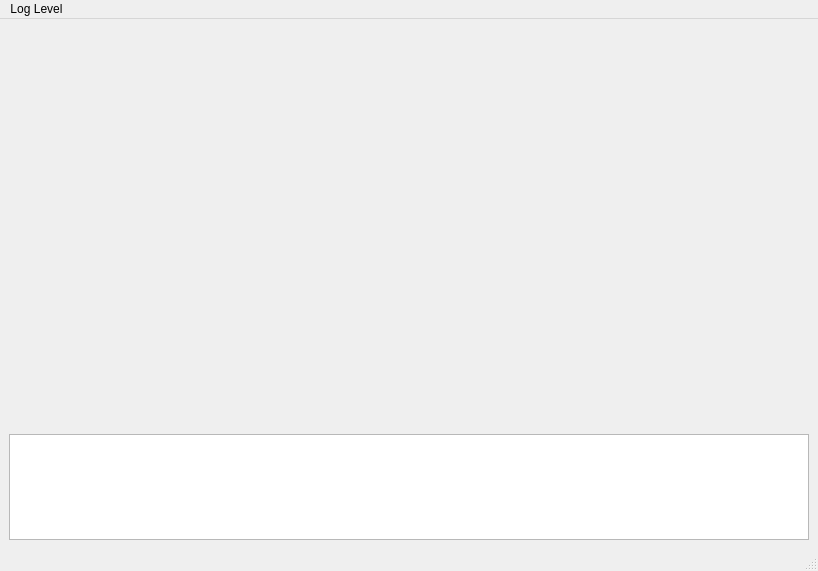
This is qtgui/ui/MainWindow.ui in dev-chip/fever-monitor as Qt 5 draws it before an edit. The edited form follows.
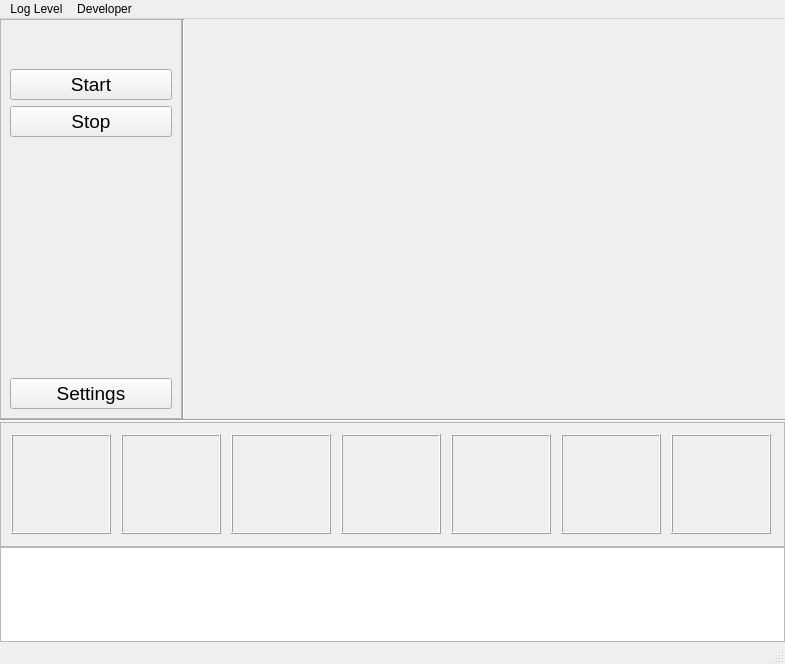
This is the edited form.

What changed in the file:
```diff
--- a/qtgui/ui/MainWindow.ui
+++ b/qtgui/ui/MainWindow.ui
@@ -6,8 +6,8 @@
    <rect>
     <x>0</x>
     <y>0</y>
-    <width>818</width>
-    <height>571</height>
+    <width>785</width>
+    <height>664</height>
    </rect>
   </property>
   <property name="windowTitle">
@@ -15,44 +15,331 @@
   </property>
   <widget class="QWidget" name="centralwidget">
    <layout class="QVBoxLayout" name="verticalLayout">
+    <property name="spacing">
+     <number>0</number>
+    </property>
     <property name="sizeConstraint">
      <enum>QLayout::SetMinimumSize</enum>
     </property>
+    <property name="leftMargin">
+     <number>0</number>
+    </property>
+    <property name="topMargin">
+     <number>0</number>
+    </property>
+    <property name="rightMargin">
+     <number>0</number>
+    </property>
+    <property name="bottomMargin">
+     <number>0</number>
+    </property>
     <item>
-     <widget class="QLabel" name="label_thermal_stream">
-      <property name="minimumSize">
-       <size>
-        <width>800</width>
-        <height>400</height>
-       </size>
-      </property>
-      <property name="text">
-       <string/>
-      </property>
-     </widget>
+     <layout class="QHBoxLayout" name="horizontalLayout">
+      <item>
+       <widget class="QFrame" name="frame">
+        <property name="minimumSize">
+         <size>
+          <width>150</width>
+          <height>400</height>
+         </size>
+        </property>
+        <property name="frameShape">
+         <enum>QFrame::StyledPanel</enum>
+        </property>
+        <property name="frameShadow">
+         <enum>QFrame::Raised</enum>
+        </property>
+        <layout class="QVBoxLayout" name="verticalLayout_2">
+         <item>
+          <spacer name="verticalSpacer_2">
+           <property name="orientation">
+            <enum>Qt::Vertical</enum>
+           </property>
+           <property name="sizeType">
+            <enum>QSizePolicy::Fixed</enum>
+           </property>
+           <property name="sizeHint" stdset="0">
+            <size>
+             <width>20</width>
+             <height>40</height>
+            </size>
+           </property>
+          </spacer>
+         </item>
+         <item>
+          <widget class="QPushButton" name="pushButton_start">
+           <property name="font">
+            <font>
+             <pointsize>14</pointsize>
+            </font>
+           </property>
+           <property name="text">
+            <string>Start</string>
+           </property>
+          </widget>
+         </item>
+         <item>
+          <widget class="QPushButton" name="pushButton_stop">
+           <property name="font">
+            <font>
+             <pointsize>14</pointsize>
+            </font>
+           </property>
+           <property name="text">
+            <string>Stop</string>
+           </property>
+          </widget>
+         </item>
+         <item>
+          <spacer name="verticalSpacer">
+           <property name="orientation">
+            <enum>Qt::Vertical</enum>
+           </property>
+           <property name="sizeHint" stdset="0">
+            <size>
+             <width>20</width>
+             <height>40</height>
+            </size>
+           </property>
+          </spacer>
+         </item>
+         <item>
+          <widget class="QPushButton" name="pushButton_stop_2">
+           <property name="font">
+            <font>
+             <pointsize>14</pointsize>
+            </font>
+           </property>
+           <property name="text">
+            <string>Settings</string>
+           </property>
+          </widget>
+         </item>
+        </layout>
+       </widget>
+      </item>
+      <item>
+       <widget class="Line" name="line">
+        <property name="orientation">
+         <enum>Qt::Vertical</enum>
+        </property>
+       </widget>
+      </item>
+      <item>
+       <widget class="QLabel" name="label_thermal_stream">
+        <property name="minimumSize">
+         <size>
+          <width>600</width>
+          <height>400</height>
+         </size>
+        </property>
+        <property name="text">
+         <string/>
+        </property>
+       </widget>
+      </item>
+     </layout>
     </item>
     <item>
-     <spacer name="verticalSpacer_3">
+     <widget class="Line" name="line_2">
       <property name="orientation">
-       <enum>Qt::Vertical</enum>
+       <enum>Qt::Horizontal</enum>
       </property>
-      <property name="sizeType">
-       <enum>QSizePolicy::Expanding</enum>
-      </property>
-      <property name="sizeHint" stdset="0">
+     </widget>
+    </item>
+    <item>
+     <widget class="QFrame" name="frame_2">
+      <property name="minimumSize">
        <size>
-        <width>20</width>
-        <height>30</height>
+        <width>300</width>
+        <height>125</height>
        </size>
       </property>
-     </spacer>
+      <property name="frameShape">
+       <enum>QFrame::StyledPanel</enum>
+      </property>
+      <property name="frameShadow">
+       <enum>QFrame::Raised</enum>
+      </property>
+      <layout class="QHBoxLayout" name="horizontalLayout_2">
+       <property name="spacing">
+        <number>3</number>
+       </property>
+       <property name="leftMargin">
+        <number>3</number>
+       </property>
+       <property name="topMargin">
+        <number>3</number>
+       </property>
+       <property name="rightMargin">
+        <number>3</number>
+       </property>
+       <property name="bottomMargin">
+        <number>3</number>
+       </property>
+       <item>
+        <widget class="QFrame" name="frame_4">
+         <property name="minimumSize">
+          <size>
+           <width>100</width>
+           <height>100</height>
+          </size>
+         </property>
+         <property name="maximumSize">
+          <size>
+           <width>100</width>
+           <height>100</height>
+          </size>
+         </property>
+         <property name="frameShape">
+          <enum>QFrame::Box</enum>
+         </property>
+         <property name="frameShadow">
+          <enum>QFrame::Raised</enum>
+         </property>
+        </widget>
+       </item>
+       <item>
+        <widget class="QFrame" name="frame_6">
+         <property name="minimumSize">
+          <size>
+           <width>100</width>
+           <height>100</height>
+          </size>
+         </property>
+         <property name="maximumSize">
+          <size>
+           <width>100</width>
+           <height>100</height>
+          </size>
+         </property>
+         <property name="frameShape">
+          <enum>QFrame::Box</enum>
+         </property>
+         <property name="frameShadow">
+          <enum>QFrame::Raised</enum>
+         </property>
+        </widget>
+       </item>
+       <item>
+        <widget class="QFrame" name="frame_7">
+         <property name="minimumSize">
+          <size>
+           <width>100</width>
+           <height>100</height>
+          </size>
+         </property>
+         <property name="maximumSize">
+          <size>
+           <width>100</width>
+           <height>100</height>
+          </size>
+         </property>
+         <property name="frameShape">
+          <enum>QFrame::Box</enum>
+         </property>
+         <property name="frameShadow">
+          <enum>QFrame::Raised</enum>
+         </property>
+        </widget>
+       </item>
+       <item>
+        <widget class="QFrame" name="frame_9">
+         <property name="minimumSize">
+          <size>
+           <width>100</width>
+           <height>100</height>
+          </size>
+         </property>
+         <property name="maximumSize">
+          <size>
+           <width>100</width>
+           <height>100</height>
+          </size>
+         </property>
+         <property name="frameShape">
+          <enum>QFrame::Box</enum>
+         </property>
+         <property name="frameShadow">
+          <enum>QFrame::Raised</enum>
+         </property>
+        </widget>
+       </item>
+       <item>
+        <widget class="QFrame" name="frame_8">
+         <property name="minimumSize">
+          <size>
+           <width>100</width>
+           <height>100</height>
+          </size>
+         </property>
+         <property name="maximumSize">
+          <size>
+           <width>100</width>
+           <height>100</height>
+          </size>
+         </property>
+         <property name="frameShape">
+          <enum>QFrame::Box</enum>
+         </property>
+         <property name="frameShadow">
+          <enum>QFrame::Raised</enum>
+         </property>
+        </widget>
+       </item>
+       <item>
+        <widget class="QFrame" name="frame_5">
+         <property name="minimumSize">
+          <size>
+           <width>100</width>
+           <height>100</height>
+          </size>
+         </property>
+         <property name="maximumSize">
+          <size>
+           <width>100</width>
+           <height>100</height>
+          </size>
+         </property>
+         <property name="frameShape">
+          <enum>QFrame::Box</enum>
+         </property>
+         <property name="frameShadow">
+          <enum>QFrame::Raised</enum>
+         </property>
+        </widget>
+       </item>
+       <item>
+        <widget class="QFrame" name="frame_3">
+         <property name="minimumSize">
+          <size>
+           <width>100</width>
+           <height>100</height>
+          </size>
+         </property>
+         <property name="maximumSize">
+          <size>
+           <width>100</width>
+           <height>100</height>
+          </size>
+         </property>
+         <property name="frameShape">
+          <enum>QFrame::Box</enum>
+         </property>
+         <property name="frameShadow">
+          <enum>QFrame::Raised</enum>
+         </property>
+        </widget>
+       </item>
+      </layout>
+     </widget>
     </item>
     <item>
      <widget class="QTextEdit" name="textEdit">
       <property name="minimumSize">
        <size>
         <width>0</width>
-        <height>100</height>
+        <height>75</height>
        </size>
       </property>
       <property name="maximumSize">
@@ -79,7 +366,7 @@
     <rect>
      <x>0</x>
      <y>0</y>
-     <width>818</width>
+     <width>785</width>
      <height>21</height>
     </rect>
    </property>
@@ -93,7 +380,14 @@
     <addaction name="actionDEBUG"/>
     <addaction name="actionVERBOSE"/>
    </widget>
+   <widget class="QMenu" name="menuDeveloper">
+    <property name="title">
+     <string>Developer</string>
+    </property>
+    <addaction name="actionGUI_console_log"/>
+   </widget>
    <addaction name="menuLog_Level"/>
+   <addaction name="menuDeveloper"/>
   </widget>
   <action name="actionDISABLE">
    <property name="checkable">
```
Left out of the diff: 8 changed lines with no effect on the pictures.
